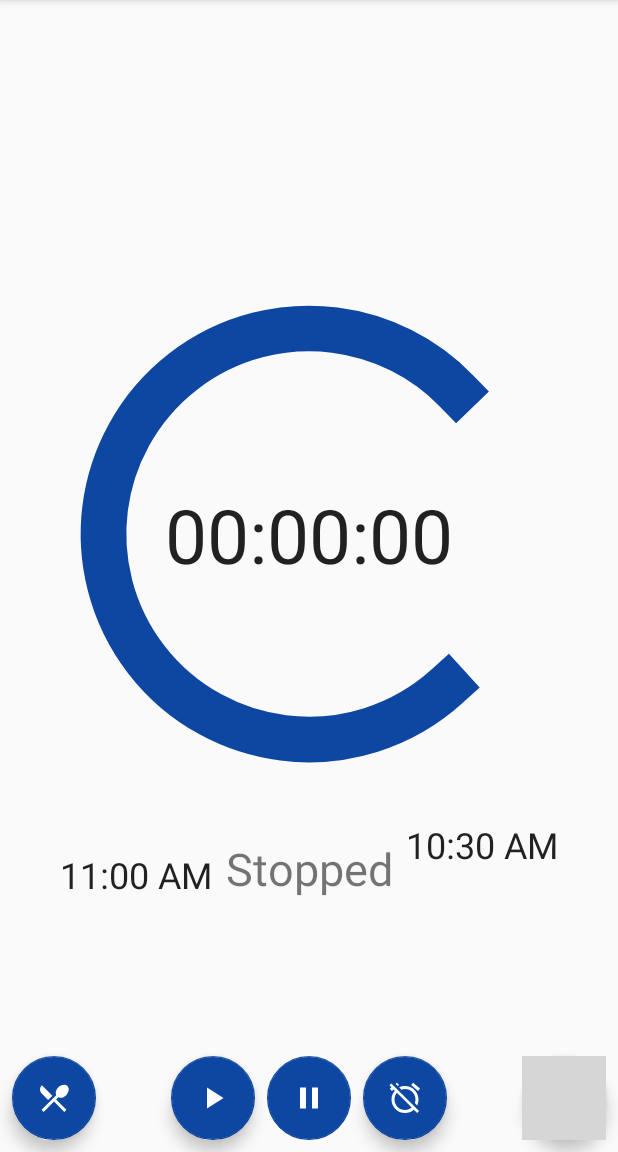
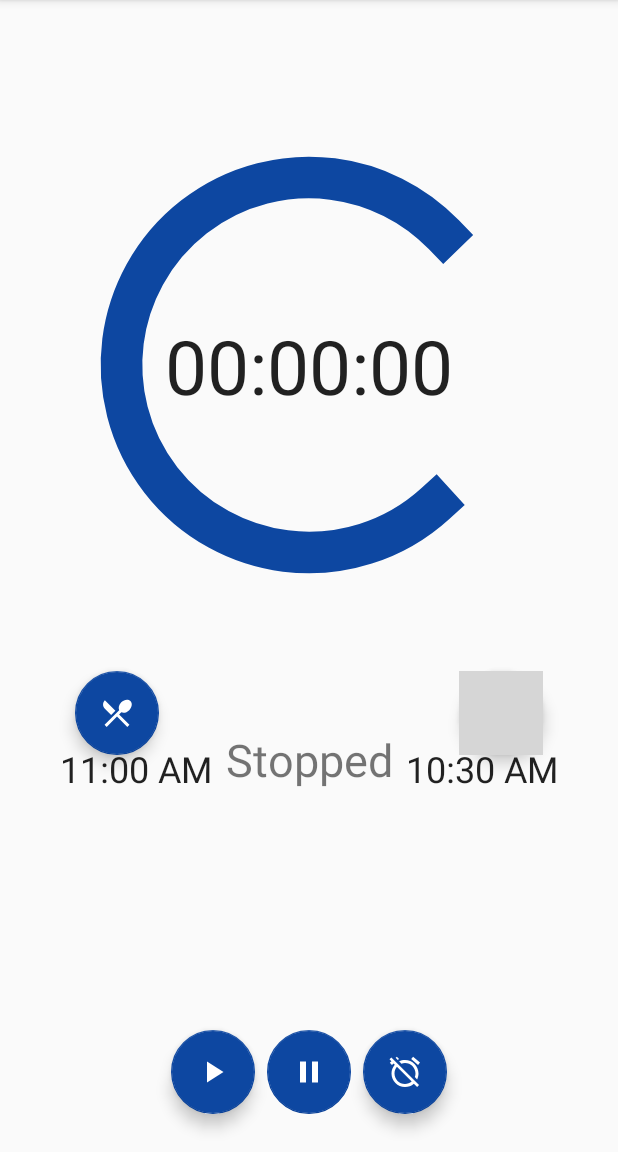
Before and after one commit to lilrichy/TruckersAlarmClock, an Android app: the screen it shows after launch (AlarmActivity), on a phone screen of 412 x 824 dp, the part 84-1236 px from its top. Run offline under Robolectric (Android 15) with nearby library versions, the phone set to English and light mode, and no system bars; plain views replace MaterialProgressBar; grey boxes are pictures that could not be loaded.

Commit message:
Tweak GUI

```diff
--- a/app/src/main/res/layout/activity_alarm.xml
+++ b/app/src/main/res/layout/activity_alarm.xml
@@ -1,6 +1,9 @@
 <?xml version="1.0" encoding="utf-8"?>
-<android.support.constraint.ConstraintLayout
-    xmlns:android="http://schemas.android.com/apk/res/android"
+<!--
+  ~ Copyright (c) Richard J Reigens / LiLRichy 2018
+  -->
+
+<android.support.constraint.ConstraintLayout xmlns:android="http://schemas.android.com/apk/res/android"
     xmlns:app="http://schemas.android.com/apk/res-auto"
     xmlns:tools="http://schemas.android.com/tools"
     android:id="@+id/coordinatorLayout"
@@ -18,66 +21,76 @@
             android:layout_width="match_parent"
             android:layout_height="?attr/actionBarSize"
             android:background="?attr/colorPrimary"
-            app:popupTheme="@style/AppTheme.PopupOverlay"/>
+            app:popupTheme="@style/AppTheme.PopupOverlay" />
 
     </android.support.design.widget.AppBarLayout>
 
-    <include layout="@layout/content_alarm"/>
+    <include layout="@layout/content_alarm" />
 
     <android.support.design.widget.FloatingActionButton
         android:id="@+id/fab_30_min"
         android:layout_width="wrap_content"
         android:layout_height="wrap_content"
-        android:layout_marginBottom="8dp"
-        android:layout_marginStart="8dp"
+        android:layout_marginStart="50dp"
         android:layout_marginTop="8dp"
+        android:layout_marginBottom="70dp"
         app:layout_constraintBottom_toBottomOf="parent"
         app:layout_constraintStart_toStartOf="parent"
-        app:srcCompat="@drawable/ic_30_min_break"/>
+        app:layout_constraintTop_toTopOf="@+id/guideline"
+        app:srcCompat="@drawable/ic_30_min_break" />
 
     <android.support.design.widget.FloatingActionButton
         android:id="@+id/fab_start"
         android:layout_width="wrap_content"
         android:layout_height="wrap_content"
-        android:layout_marginBottom="8dp"
+        android:layout_marginTop="8dp"
         android:layout_marginEnd="8dp"
-        android:layout_marginTop="8dp"
+        android:layout_marginBottom="25dp"
         app:layout_constraintBottom_toBottomOf="parent"
         app:layout_constraintEnd_toStartOf="@+id/fab_pause"
-        app:srcCompat="@drawable/ic_play_arrow"/>
+        app:srcCompat="@drawable/ic_play_arrow" />
 
     <android.support.design.widget.FloatingActionButton
         android:id="@+id/fab_pause"
         android:layout_width="wrap_content"
         android:layout_height="wrap_content"
-        android:layout_marginBottom="8dp"
-        android:layout_marginEnd="8dp"
         android:layout_marginStart="8dp"
         android:layout_marginTop="8dp"
+        android:layout_marginEnd="8dp"
+        android:layout_marginBottom="25dp"
         app:layout_constraintBottom_toBottomOf="parent"
         app:layout_constraintEnd_toEndOf="parent"
         app:layout_constraintStart_toStartOf="parent"
-        app:srcCompat="@drawable/ic_pause"/>
+        app:srcCompat="@drawable/ic_pause" />
 
     <android.support.design.widget.FloatingActionButton
         android:id="@+id/fab_cancel"
         android:layout_width="wrap_content"
         android:layout_height="wrap_content"
-        android:layout_marginBottom="8dp"
         android:layout_marginStart="8dp"
         android:layout_marginTop="8dp"
+        android:layout_marginBottom="25dp"
         app:layout_constraintBottom_toBottomOf="parent"
         app:layout_constraintStart_toEndOf="@+id/fab_pause"
-        app:srcCompat="@drawable/ic_alarm_off"/>
+        app:srcCompat="@drawable/ic_alarm_off" />
 
     <android.support.design.widget.FloatingActionButton
         android:id="@+id/fab_10_hour"
         android:layout_width="wrap_content"
         android:layout_height="wrap_content"
-        android:layout_marginBottom="8dp"
-        android:layout_marginEnd="8dp"
         android:layout_marginTop="8dp"
+        android:layout_marginEnd="50dp"
+        android:layout_marginBottom="70dp"
         app:layout_constraintBottom_toBottomOf="parent"
         app:layout_constraintEnd_toEndOf="parent"
-        app:srcCompat="@drawable/ic_10_hour"/>
+        app:layout_constraintTop_toTopOf="@+id/guideline"
+        app:srcCompat="@drawable/ic_10_hour" />
+
+    <android.support.constraint.Guideline
+        android:id="@+id/guideline"
+        android:layout_width="wrap_content"
+        android:layout_height="wrap_content"
+        android:orientation="horizontal"
+        app:layout_constraintGuide_begin="300dp" />
+
 </android.support.constraint.ConstraintLayout>
--- a/app/src/main/res/layout/content_alarm.xml
+++ b/app/src/main/res/layout/content_alarm.xml
@@ -1,6 +1,9 @@
 <?xml version="1.0" encoding="utf-8"?>
-<android.support.constraint.ConstraintLayout
-    xmlns:android="http://schemas.android.com/apk/res/android"
+<!--
+  ~ Copyright (c) Richard J Reigens / LiLRichy 2018
+  -->
+
+<android.support.constraint.ConstraintLayout xmlns:android="http://schemas.android.com/apk/res/android"
     xmlns:app="http://schemas.android.com/apk/res-auto"
     xmlns:tools="http://schemas.android.com/tools"
     android:layout_width="match_parent"
@@ -13,12 +16,12 @@
         android:id="@+id/textView_count"
         android:layout_width="wrap_content"
         android:layout_height="wrap_content"
+        android:layout_marginStart="8dp"
+        android:layout_marginLeft="8dp"
+        android:layout_marginTop="8dp"
+        android:layout_marginEnd="8dp"
+        android:layout_marginRight="8dp"
         android:layout_marginBottom="8dp"
-        android:layout_marginEnd="8dp"
-        android:layout_marginLeft="8dp"
-        android:layout_marginRight="8dp"
-        android:layout_marginStart="8dp"
-        android:layout_marginTop="8dp"
         android:textAppearance="@style/Base.TextAppearance.AppCompat.Large"
         android:textSize="50sp"
         app:layout_constraintBottom_toBottomOf="@+id/progress"
@@ -27,67 +30,73 @@
         app:layout_constraintRight_toRightOf="parent"
         app:layout_constraintStart_toStartOf="@+id/progress"
         app:layout_constraintTop_toTopOf="@+id/progress"
-        tools:text="99:99"/>
+        tools:text="99:99" />
 
     <TextView
         android:id="@+id/textView_30_min"
         android:layout_width="wrap_content"
         android:layout_height="wrap_content"
+        android:layout_marginStart="40dp"
+        android:layout_marginTop="20dp"
         android:layout_marginBottom="8dp"
-        android:layout_marginStart="40dp"
         android:textAppearance="@style/Base.TextAppearance.AppCompat.Large"
         android:textSize="24sp"
         app:layout_constraintBottom_toBottomOf="parent"
-        app:layout_constraintLeft_toLeftOf="parent"
-        app:layout_constraintTop_toBottomOf="@+id/progress"
-        app:layout_constraintVertical_bias="0.15"
-        tools:text="00:30"/>
+        app:layout_constraintStart_toStartOf="parent"
+        app:layout_constraintTop_toTopOf="@+id/guideline"
+        tools:text="00:30" />
 
     <TextView
         android:id="@+id/textView_10_hour"
         android:layout_width="wrap_content"
         android:layout_height="wrap_content"
+        android:layout_marginTop="20dp"
+        android:layout_marginEnd="40dp"
         android:layout_marginBottom="8dp"
-        android:layout_marginEnd="40dp"
-        android:layout_marginTop="8dp"
         android:textAppearance="@style/Base.TextAppearance.AppCompat.Large"
         android:textSize="24sp"
         app:layout_constraintBottom_toBottomOf="parent"
         app:layout_constraintEnd_toEndOf="parent"
-        app:layout_constraintTop_toBottomOf="@+id/progress"
-        app:layout_constraintVertical_bias="0.0"
-        tools:text="10:00"/>
+        app:layout_constraintTop_toTopOf="@+id/guideline"
+        tools:text="10:00" />
 
 
     <me.zhanghai.android.materialprogressbar.MaterialProgressBar
         android:id="@+id/progress"
         style="@style/Widget.MaterialProgressBar.ProgressBar"
         android:layout_width="wrap_content"
-        android:layout_height="wrap_content"
-        android:layout_marginBottom="8dp"
-        android:layout_marginEnd="8dp"
+        android:layout_height="333dp"
         android:layout_marginStart="8dp"
         android:layout_marginTop="8dp"
+        android:layout_marginEnd="8dp"
+        android:layout_marginBottom="8dp"
+        android:minWidth="365dp"
         android:minHeight="365dp"
-        android:minWidth="365dp"
         app:layout_constraintBottom_toBottomOf="parent"
         app:layout_constraintEnd_toEndOf="parent"
         app:layout_constraintStart_toStartOf="parent"
-        app:layout_constraintTop_toTopOf="parent"/>
+        app:layout_constraintTop_toTopOf="parent"
+        app:layout_constraintVertical_bias="0.263" />
 
     <TextView
         android:id="@+id/textView_status"
         android:layout_width="wrap_content"
         android:layout_height="wrap_content"
-        android:layout_marginBottom="8dp"
-        android:layout_marginEnd="8dp"
         android:layout_marginStart="8dp"
         android:layout_marginTop="8dp"
+        android:layout_marginEnd="8dp"
+        android:layout_marginBottom="8dp"
         android:textSize="30sp"
         app:layout_constraintBottom_toBottomOf="parent"
         app:layout_constraintEnd_toEndOf="parent"
         app:layout_constraintStart_toStartOf="parent"
-        app:layout_constraintTop_toBottomOf="@+id/textView_count"
-        tools:text="TextView"/>
+        app:layout_constraintTop_toTopOf="@+id/guideline"
+        tools:text="TextView" />
 
+    <android.support.constraint.Guideline
+        android:id="@+id/guideline"
+        android:layout_width="wrap_content"
+        android:layout_height="wrap_content"
+        android:orientation="horizontal"
+        app:layout_constraintGuide_begin="300dp" />
 </android.support.constraint.ConstraintLayout>
```
